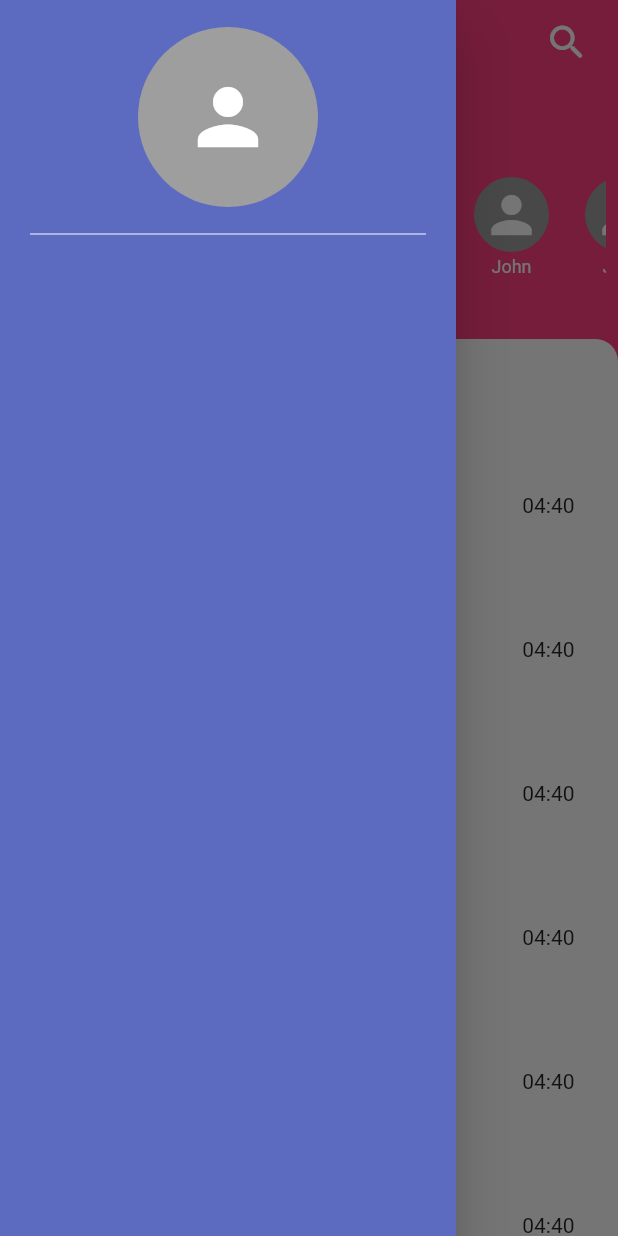
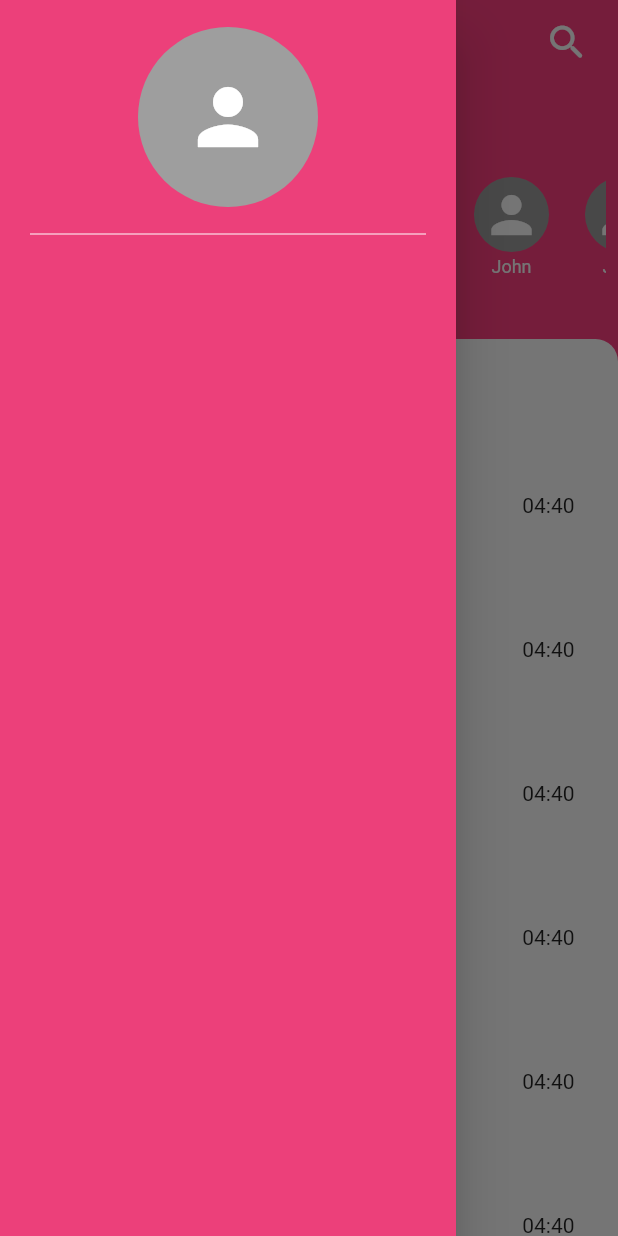
Before and after one commit to harshit252/Snapy-Snap, a Flutter app: the Chat screen opened directly, with the side drawer open, on a phone screen of 412 x 824 dp. Run offline on Flutter 3.47's test engine with Material 2 defaults, Android fonts, the phone set to English and light mode, and no system bars; our stand-ins replace open_file, transparent_image, video_player; missing offline and left inert: bottom_bar, deepar_flutter; network calls fail.

Commit message:
initial chat.dart and chatpage.dart implemented

```diff
--- a/lib/Screens/chatpage.dart
+++ b/lib/Screens/chatpage.dart
@@ -12,7 +12,7 @@ class ChatPage extends StatelessWidget {
       backgroundColor: Colors.pink.shade400,
       appBar: AppBar(
         backgroundColor: Colors.pink.shade400,
-        title: const Text('John Doe'),
+        title: const Text('Aritra Das'),
         elevation: 0,
         actions: [IconButton(onPressed: () {}, icon: const Icon(Icons.more_vert))],
       ),
--- a/lib/homepage.dart
+++ b/lib/homepage.dart
@@ -1,6 +1,7 @@
 import 'package:college_project/Screens/HomeScreen.dart';
 import 'package:college_project/Screens/chat.dart';
 import 'package:college_project/Screens/create.dart';
+import 'package:college_project/Screens/explore.dart';
 import 'package:flutter/material.dart';
 import 'package:bottom_bar/bottom_bar.dart';
 
@@ -22,7 +23,8 @@ class _HomePageState extends State<HomePage> {
         controller: _pageController,
         children: [
           HomeScreen(),
-          Container(color: Colors.red),
+          Explore(),
+          //Container(color: Colors.red),
           CreateCapture(),
           Chat(),
           Container(color: Colors.orange),
--- a/lib/theme/widgets.dart
+++ b/lib/theme/widgets.dart
@@ -121,7 +121,7 @@ class ChatWidgets {
 
   static drawer(context) {
     return Drawer(
-      backgroundColor: Colors.indigo.shade400,
+      backgroundColor: Colors.pink.shade400,
       child: SafeArea(
         child: Padding(
           padding: const EdgeInsets.symmetric(vertical: 18.0, horizontal: 20),
```
